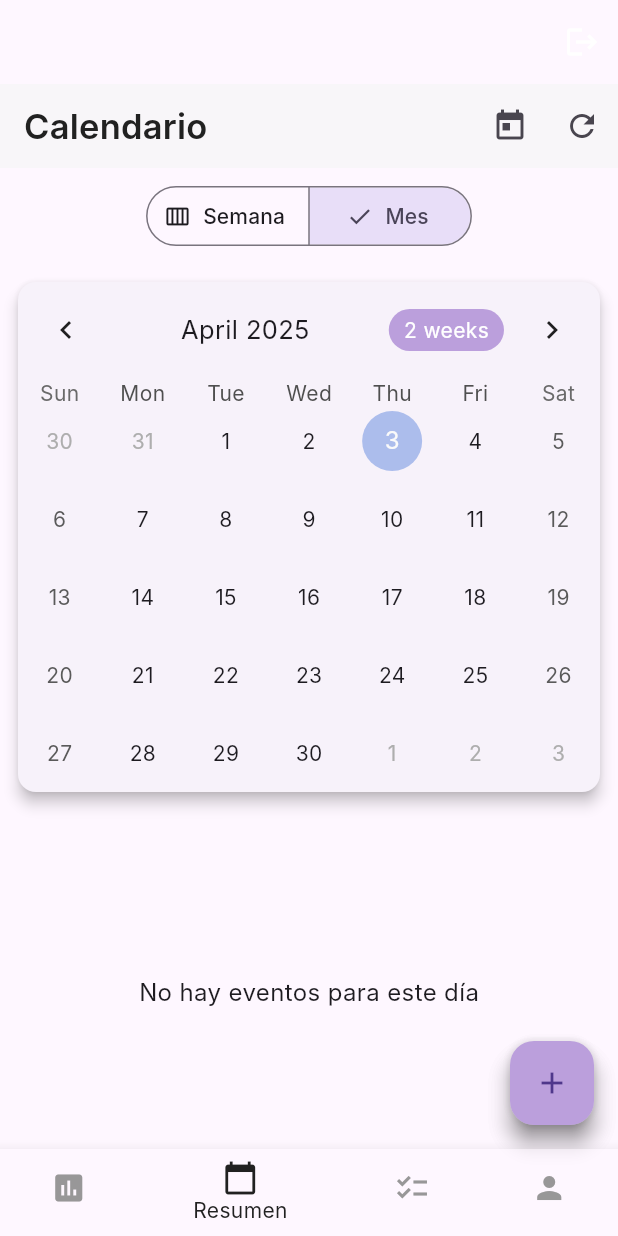
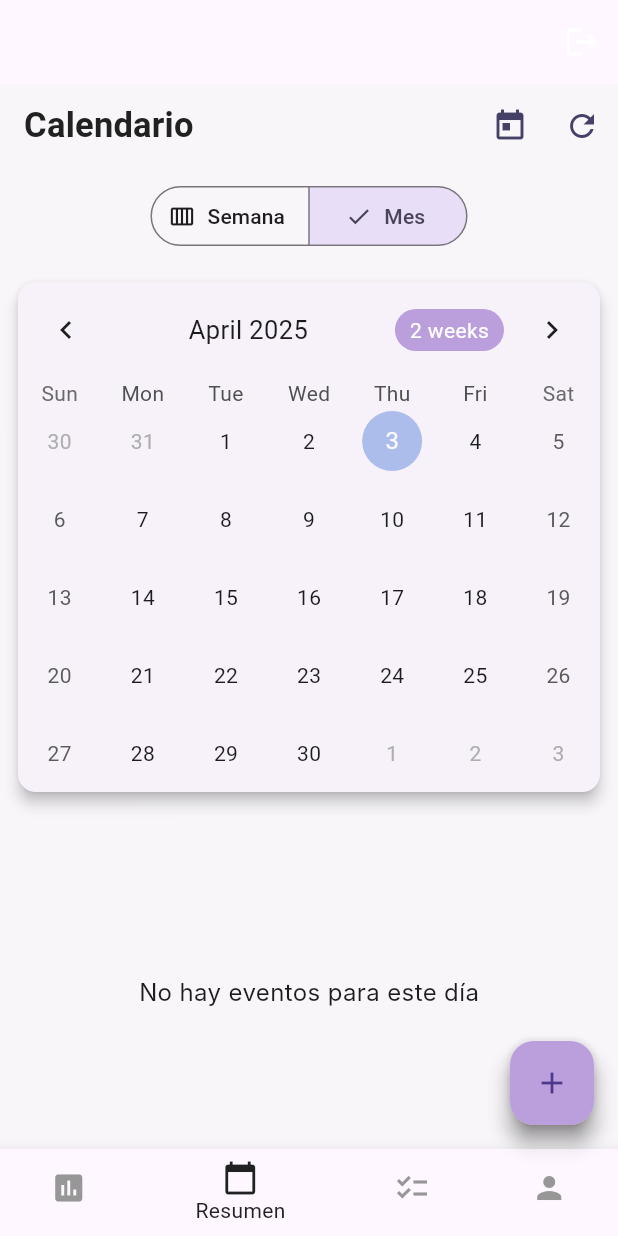
Before and after one commit to SFP95/dailypulse, a Flutter app: the screen it shows once a user with an empty profile is signed in, swiped to page 2, on a phone screen of 412 x 824 dp. Run offline on Flutter 3.47's test engine with Material 3 defaults, Android fonts, the phone set to English and light mode, and no system bars; drawn by our look-alikes of table_calendar; our stand-ins replace cloud_firestore, firebase_auth, firebase_core; accounts and stored records are empty; Roboto replaces fonts that are missing (Inter).

Commit message:
nuevos colores y diseño

```diff
--- a/lib/main.dart
+++ b/lib/main.dart
@@ -28,16 +28,16 @@ class MyApp extends StatelessWidget {
       ],
       child: MaterialApp(
         theme: ThemeData(
-          primaryColor: AppColors.primaryLila,
-          fontFamily: 'Inter', // Fuente por defecto
-          textTheme: const TextTheme(
-            headlineLarge: AppTextStyles.headlineLarge,
-            titleMedium: AppTextStyles.titleMedium,
-            bodyLarge: AppTextStyles.bodyLarge,
+          primaryColor: AppColors.primaryPurple,
+          scaffoldBackgroundColor: AppColors.background,
+          appBarTheme: AppBarTheme(
+            elevation: 0,
+            iconTheme: IconThemeData(color: AppColors.primaryPurple),
           ),
-          hintColor: Color.fromARGB(255, 215, 215, 215),
+          floatingActionButtonTheme: FloatingActionButtonThemeData(
+            backgroundColor: AppColors.primaryPurple,
+          ),
         ),
-
         home: AuthWrapper(),
         routes: {
           'profile': (context) => ProfileScreen(),
```
Also changed, not shown: 4 other files.
